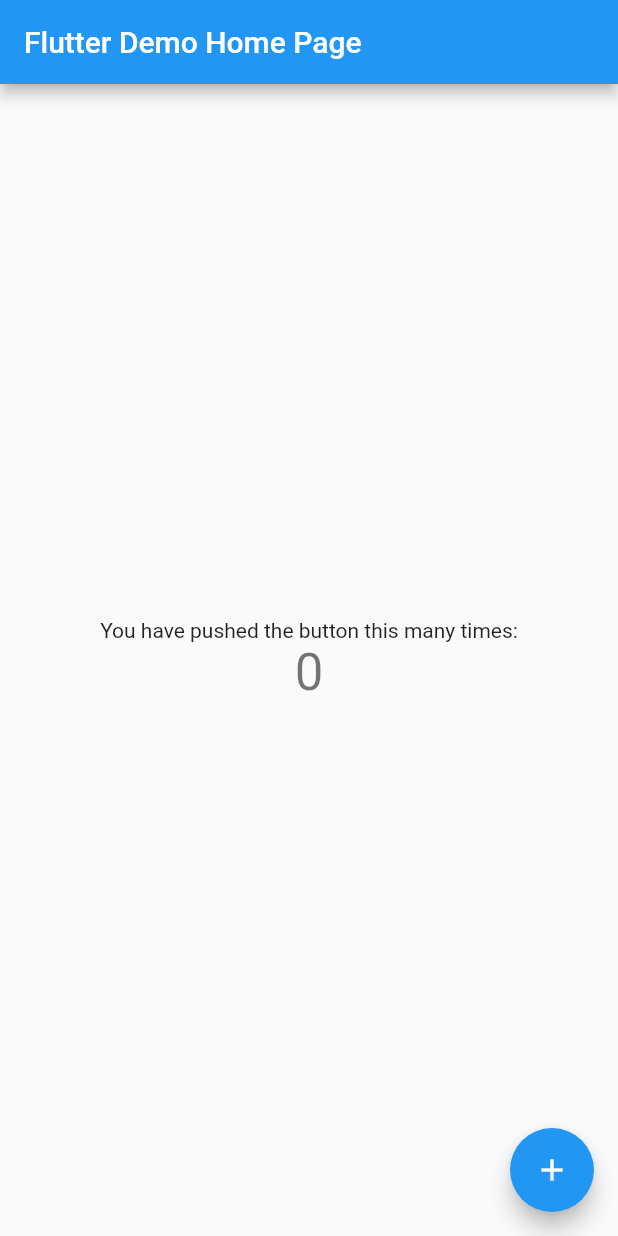
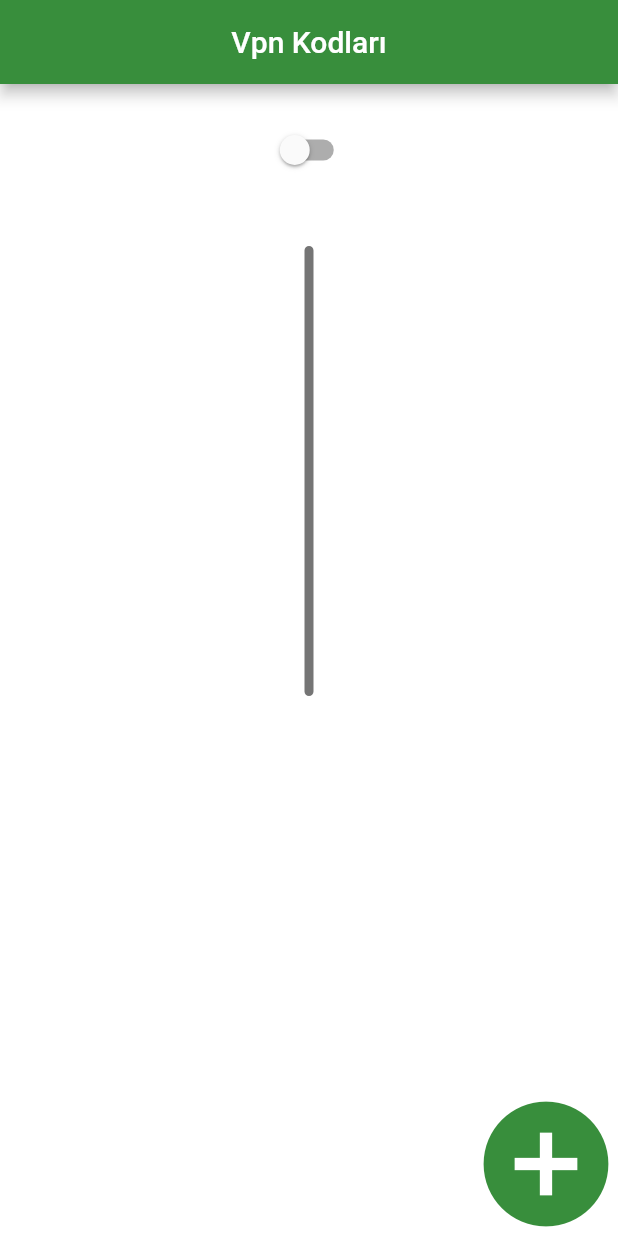
Before and after one commit to esrasubasi/tele_connect, a Flutter app: the screen it shows after launch, on a phone screen of 412 x 824 dp. Run offline on Flutter 3.47's test engine with Material 2 defaults, Android fonts, the phone set to English and light mode, and no system bars; our stand-ins replace cloud_firestore, firebase_core; accounts and stored records are empty.

Commit message:
Ege commit

```diff
--- a/lib/main.dart
+++ b/lib/main.dart
@@ -1,115 +1,38 @@
+// ignore_for_file: prefer_const_constructors
 import 'package:flutter/material.dart';
+import 'package:firebase_core/firebase_core.dart';
+import 'package:tele_connect/view/general/general_view.dart';
+void main() {
+  WidgetsFlutterBinding.ensureInitialized();
 
-void main() {
   runApp(const MyApp());
 }
 
-class MyApp extends StatelessWidget {
+class MyApp extends StatefulWidget {
   const MyApp({super.key});
 
-  // This widget is the root of your application.
+  @override
+  State<MyApp> createState() => _MyAppState();
+}
+
+class _MyAppState extends State<MyApp> {
+  final Future<FirebaseApp> _initialization = Firebase.initializeApp();
+
   @override
   Widget build(BuildContext context) {
     return MaterialApp(
-      title: 'Flutter Demo',
-      theme: ThemeData(
-        // This is the theme of your application.
-        //
-        // Try running your application with "flutter run". You'll see the
-        // application has a blue toolbar. Then, without quitting the app, try
-        // changing the primarySwatch below to Colors.green and then invoke
-        // "hot reload" (press "r" in the console where you ran "flutter run",
-        // or simply save your changes to "hot reload" in a Flutter IDE).
-        // Notice that the counter didn't reset back to zero; the application
-        // is not restarted.
-        primarySwatch: Colors.blue,
-      ),
-      home: const MyHomePage(title: 'Flutter Demo Home Page'),
-    );
+        home: FutureBuilder(
+            future: _initialization,
+            builder: (context, snapshot) {
+              if (snapshot.hasError) {
+                return Center(child: Text("Hata"));
+              } else if (snapshot.hasData) {
+                return SmsReadView();
+              } else {
+                return Center(
+                  child: CircularProgressIndicator(),
+                );
+              }
+            }));
   }
 }
-
-class MyHomePage extends StatefulWidget {
-  const MyHomePage({super.key, required this.title});
-
-  // This widget is the home page of your application. It is stateful, meaning
-  // that it has a State object (defined below) that contains fields that affect
-  // how it looks.
-
-  // This class is the configuration for the state. It holds the values (in this
-  // case the title) provided by the parent (in this case the App widget) and
-  // used by the build method of the State. Fields in a Widget subclass are
-  // always marked "final".
-
-  final String title;
-
-  @override
-  State<MyHomePage> createState() => _MyHomePageState();
-}
-
-class _MyHomePageState extends State<MyHomePage> {
-  int _counter = 0;
-
-  void _incrementCounter() {
-    setState(() {
-      // This call to setState tells the Flutter framework that something has
-      // changed in this State, which causes it to rerun the build method below
-      // so that the display can reflect the updated values. If we changed
-      // _counter without calling setState(), then the build method would not be
-      // called again, and so nothing would appear to happen.
-      _counter++;
-    });
-  }
-
-  @override
-  Widget build(BuildContext context) {
-    // This method is rerun every time setState is called, for instance as done
-    // by the _incrementCounter method above.
-    //
-    // The Flutter framework has been optimized to make rerunning build methods
-    // fast, so that you can just rebuild anything that needs updating rather
-    // than having to individually change instances of widgets.
-    return Scaffold(
-      appBar: AppBar(
-        // Here we take the value from the MyHomePage object that was created by
-        // the App.build method, and use it to set our appbar title.
-        title: Text(widget.title),
-      ),
-      body: Center(
-        // Center is a layout widget. It takes a single child and positions it
-        // in the middle of the parent.
-        child: Column(
-          // Column is also a layout widget. It takes a list of children and
-          // arranges them vertically. By default, it sizes itself to fit its
-          // children horizontally, and tries to be as tall as its parent.
-          //
-          // Invoke "debug painting" (press "p" in the console, choose the
-          // "Toggle Debug Paint" action from the Flutter Inspector in Android
-          // Studio, or the "Toggle Debug Paint" command in Visual Studio Code)
-          // to see the wireframe for each widget.
-          //
-          // Column has various properties to control how it sizes itself and
-          // how it positions its children. Here we use mainAxisAlignment to
-          // center the children vertically; the main axis here is the vertical
-          // axis because Columns are vertical (the cross axis would be
-          // horizontal).
-          mainAxisAlignment: MainAxisAlignment.center,
-          children: <Widget>[
-            const Text(
-              'You have pushed the button this many times:',
-            ),
-            Text(
-              '$_counter',
-              style: Theme.of(context).textTheme.headlineMedium,
-            ),
-          ],
-        ),
-      ),
-      floatingActionButton: FloatingActionButton(
-        onPressed: _incrementCounter,
-        tooltip: 'Increment',
-        child: const Icon(Icons.add),
-      ), // This trailing comma makes auto-formatting nicer for build methods.
-    );
-  }
-}
--- /dev/null
+++ b/lib/model/person_model.dart
@@ -0,0 +1,13 @@
+class Person {
+  final String personName;
+  final String personNumber;
+  final String personEmail;
+  final bool personSelect;
+
+  Person({
+    required this.personName,
+    required this.personNumber,
+    required this.personEmail,
+    this.personSelect = false,
+  });
+}
--- /dev/null
+++ b/lib/view/general/general_view.dart
@@ -0,0 +1,157 @@
+// ignore_for_file: use_key_in_widget_constructors, prefer_const_constructors, non_constant_identifier_names
+
+import 'package:flutter/material.dart';
+import 'package:firebase_core/firebase_core.dart';
+import 'package:cloud_firestore/cloud_firestore.dart';
+import 'package:tele_connect/view/add_person/add_person_view.dart';
+import 'package:tele_connect/view/general/general_view_model.dart';
+import 'package:tele_connect/model/person_model.dart';
+
+
+void main() async {
+  WidgetsFlutterBinding.ensureInitialized();
+  await Firebase.initializeApp();
+  runApp(SmsReadView());
+}
+
+class SmsReadView extends StatelessWidget {
+  @override
+  Widget build(BuildContext context) {
+    return MaterialApp(
+      home: Home(),
+    );
+  }
+}
+
+class Home extends StatefulWidget {
+  @override
+  State<Home> createState() => _HomeState();
+}
+
+class _HomeState extends State<Home> {
+  final GeneralViewModel viewModel = GeneralViewModel();
+  bool isOn = false;
+
+  @override
+
+  Widget build(BuildContext context) {
+
+
+    return Scaffold(
+      appBar: AppBar(
+        centerTitle: true,
+        title: Text(
+          "Vpn Kodları",
+          style: TextStyle(color: Colors.white),
+        ),
+        backgroundColor: Colors.green[700],
+      ),
+      backgroundColor: Colors.white,
+      body: SafeArea(
+        child: Center(
+          child: Column(
+            children: [
+              SizedBox(
+                height: 20,
+              ),
+              Switch(
+                value: isOn,
+                onChanged: (value) {
+                  setState(
+                    () {
+                      isOn = value;
+                      if(isOn==true){
+
+                      }else{
+
+                      }
+                    },
+                  );
+                },
+                activeColor: Colors.green[700],
+              ),
+              SizedBox(
+                height: 30,
+              ),
+
+              StreamBuilder<QuerySnapshot>(
+                stream: viewModel.personsStream,
+                builder: (context, snapshot) {
+                  if (snapshot.hasError) {
+                    return Center(child: Text('Error: ${snapshot.error}'));
+                  }
+
+                  if (!snapshot.hasData) {
+                    return Center(child: CircularProgressIndicator());
+                  }
+
+                  final persons = snapshot.data!.docs.map((doc) {
+                    final data = doc.data() as Map<String, dynamic>;
+                    return Person(
+                      personName: data['PersonName'],
+                      personNumber: data['PersonNumber'],
+                      personEmail: data['PersonEmail'],
+                      personSelect: data['PersonSelect'] ?? false,
+                    );
+                  }).toList();
+
+                  return Container(
+                    height: 300,
+                    margin: const EdgeInsets.all(10.0),
+                    decoration: BoxDecoration(
+                      borderRadius: BorderRadius.circular(10.0),
+                      border: Border.all(color: Colors.black54, width: 3),
+                    ),
+                    child: SingleChildScrollView(
+                      scrollDirection: Axis.vertical,
+                      child: Column(
+                        children: [
+                          for (final person in persons) PadCheckB(person),
+                        ],
+                      ),
+                    ),
+                  );
+                },
+              ),
+              SizedBox(
+                height: 70,
+              ),
+              Expanded(
+                child: Align(
+                    alignment: Alignment.bottomRight,
+                    child: IconButton(
+                        onPressed: () {
+                          Route routeaddperson = MaterialPageRoute(builder: (context) {
+                            return PersonApp();
+                          });
+                          Navigator.push(context, routeaddperson);
+                        },
+                        icon: Padding(
+                          padding: const EdgeInsets.all(10.0),
+                          child: Icon(Icons.add_circle),
+                        ),
+                        iconSize: 100,
+                        color: Colors.green[700]))),
+            ],
+          ),
+        ),
+      ),
+    );
+
+  }
+
+  Padding PadCheckB(Person person) {
+    return Padding(
+      padding: const EdgeInsets.all(8.0),
+      child: CheckboxListTile(
+        title: Text(person.personName),
+        subtitle: Text(person.personNumber),
+        value: person.personSelect,
+        onChanged: (bool? newValue) {viewModel.updatePersonSelect(person.personName, newValue);          },
+        activeColor: Colors.green[700],
+        checkColor: Colors.white,
+        tileColor: Colors.white,
+      ),
+    );
+  }
+}
--- a/pubspec.yaml
+++ b/pubspec.yaml
@@ -21,6 +21,7 @@ version: 1.0.0+1
 environment:
   sdk: '>=2.19.2 <3.0.0'
 
+
 # Dependencies specify other packages that your package needs in order to work.
 # To automatically upgrade your package dependencies to the latest versions
 # consider running `flutter pub upgrade --major-versions`. Alternatively,
@@ -30,8 +31,10 @@ environment:
 dependencies:
   flutter:
     sdk: flutter
+  cloud_firestore: ^4.8.4
+  firebase_core: ^2.15.0
 
-  telephony: ^0.2.0
+
 
 
 
```
Also changed, not shown: lib/view/add_person/add_person_view.dart (added, +120 -0 lines), lib/view/add_person/add_person_view_model.dart (added, +20 -0 lines), lib/view/general/general_view_model.dart (added, +15 -0 lines), pubspec.lock, 11 other files.
